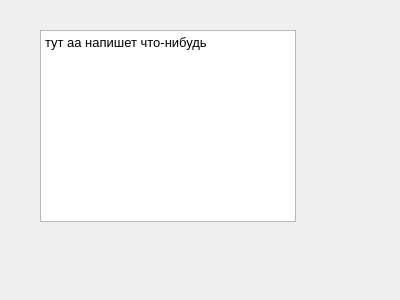
Old version of the form help.ui in the repository vorobyevaa/Datamining.
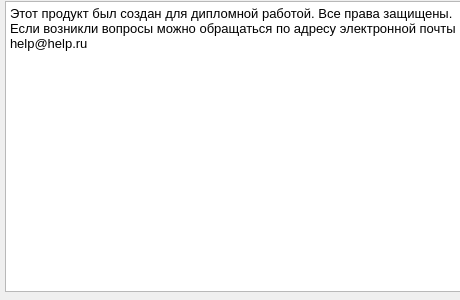
New version of the form.

Patch:
```diff
--- a/help.ui
+++ b/help.ui
@@ -6,7 +6,7 @@
    <rect>
     <x>0</x>
     <y>0</y>
-    <width>400</width>
+    <width>460</width>
     <height>300</height>
    </rect>
   </property>
@@ -16,18 +16,19 @@
   <widget class="QTextBrowser" name="textBrowser">
    <property name="geometry">
     <rect>
-     <x>40</x>
-     <y>30</y>
-     <width>256</width>
-     <height>192</height>
+     <x>5</x>
+     <y>1</y>
+     <width>461</width>
+     <height>291</height>
     </rect>
    </property>
    <property name="html">
     <string>&lt;!DOCTYPE HTML PUBLIC &quot;-//W3C//DTD HTML 4.0//EN&quot; &quot;http://www.w3.org/TR/REC-html40/strict.dtd&quot;&gt;
 &lt;html&gt;&lt;head&gt;&lt;meta name=&quot;qrichtext&quot; content=&quot;1&quot; /&gt;&lt;style type=&quot;text/css&quot;&gt;
 p, li { white-space: pre-wrap; }
-&lt;/style&gt;&lt;/head&gt;&lt;body style=&quot; font-family:'Noto Sans'; font-size:10pt; font-weight:400; font-style:normal;&quot;&gt;
-&lt;p style=&quot; margin-top:0px; margin-bottom:0px; margin-left:0px; margin-right:0px; -qt-block-indent:0; text-indent:0px;&quot;&gt;тут аа напишет что-нибудь&lt;/p&gt;&lt;/body&gt;&lt;/html&gt;</string>
+&lt;/style&gt;&lt;/head&gt;&lt;body style=&quot; font-family:'Ubuntu'; font-size:11pt; font-weight:400; font-style:normal;&quot;&gt;
+&lt;p style=&quot; margin-top:0px; margin-bottom:0px; margin-left:0px; margin-right:0px; -qt-block-indent:0; text-indent:0px;&quot;&gt;&lt;span style=&quot; font-family:'Noto Sans'; font-size:10pt;&quot;&gt;Этот продукт был создан для дипломной работой. Все права защищены. &lt;/span&gt;&lt;/p&gt;
+&lt;p style=&quot; margin-top:0px; margin-bottom:0px; margin-left:0px; margin-right:0px; -qt-block-indent:0; text-indent:0px;&quot;&gt;&lt;span style=&quot; font-family:'Noto Sans'; font-size:10pt;&quot;&gt;Если возникли вопросы можно обращаться по адресу электронной почты help@help.ru&lt;/span&gt;&lt;/p&gt;&lt;/body&gt;&lt;/html&gt;</string>
    </property>
   </widget>
  </widget>
```
